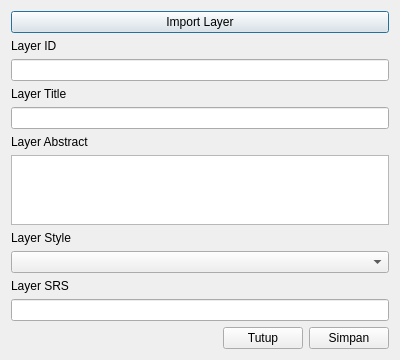
Old version of the form ui/info_edit_layer.ui in the repository sandynagara/Palapa.
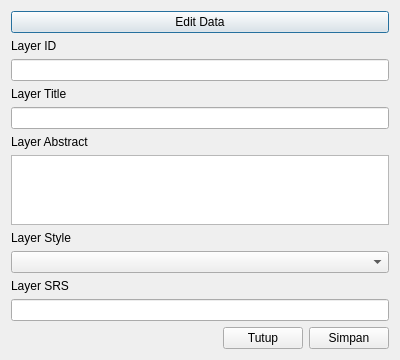
New version of the form.

Commit message: fungsi edit layer spasial

```diff
--- a/ui/info_edit_layer.ui
+++ b/ui/info_edit_layer.ui
@@ -20,7 +20,7 @@
       <cursorShape>PointingHandCursor</cursorShape>
      </property>
      <property name="text">
-      <string>Import Layer</string>
+      <string>Edit Data</string>
      </property>
     </widget>
    </item>
```
The commit also changes 9 other files.
